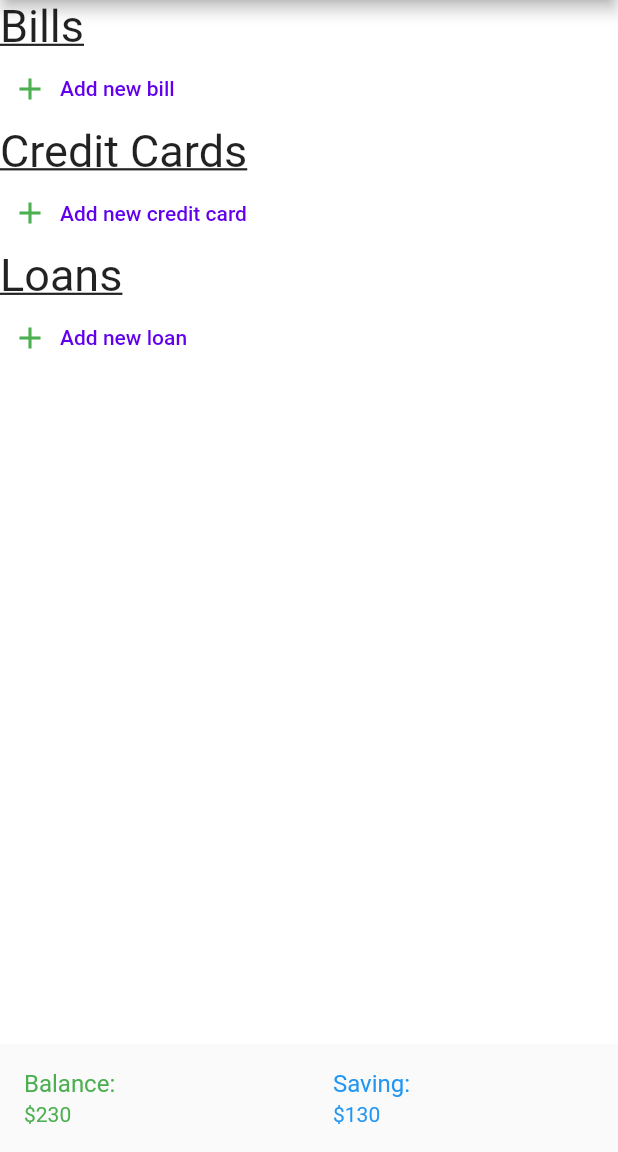
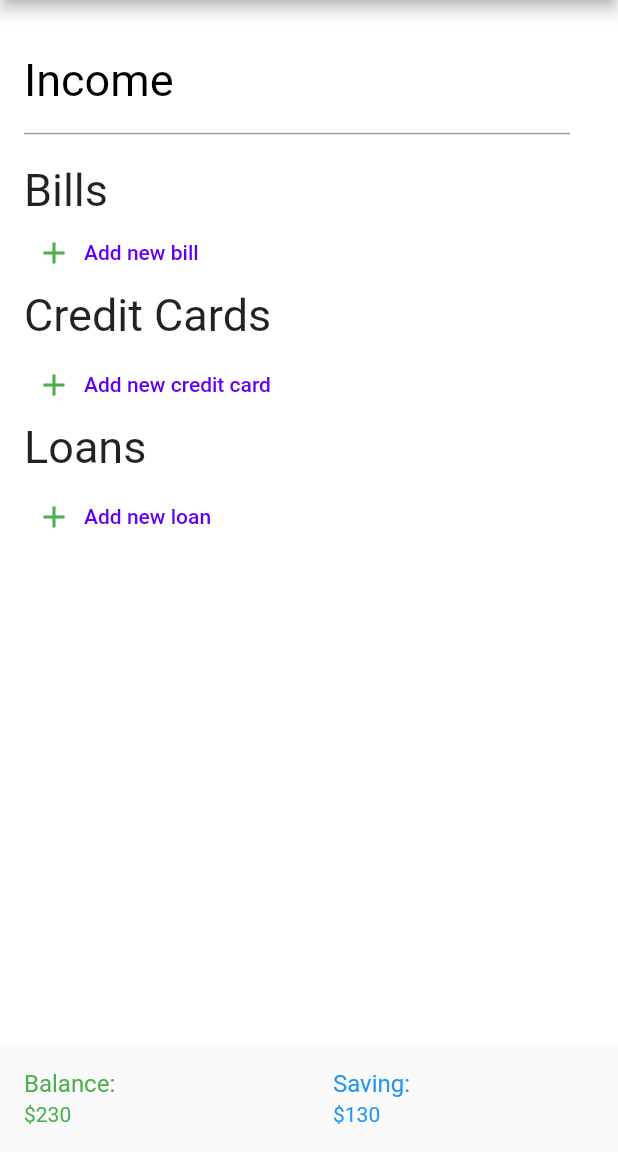
Before and after one commit to Scarlet-V/MyMoneyApp, a Flutter app: the screen it shows after launch, on a phone screen of 412 x 824 dp, the part 84-1236 px from its top. Run offline on Flutter 3.47's test engine with Material 2 defaults, Android fonts, the phone set to English and light mode, and no system bars; our stand-ins replace dropdown_formfield, image_picker, shared_preferences.

```diff
--- a/testing/lib/add_loan_page.dart
+++ b/testing/lib/add_loan_page.dart
@@ -9,6 +9,7 @@ import 'package:testing/models/load.dart';
 import 'package:testing/themes.dart';
 import 'package:shared_preferences/shared_preferences.dart';
 import 'package:testing/add_new_bill.dart';
+import 'package:flutter/services.dart';
 
 
 
@@ -26,6 +27,9 @@ class _AddNewLoanState extends State<AddNewLoan> {
   @override
   Widget build(BuildContext context) {
     return MaterialApp(
+      shortcuts: {
+        LogicalKeySet(LogicalKeyboardKey.space): ActivateIntent(),
+      },
       themeMode: ThemeMode.system,
       theme: MyThemes.lightTheme,
       darkTheme: MyThemes.darkTheme,
--- a/testing/lib/main.dart
+++ b/testing/lib/main.dart
@@ -1,5 +1,6 @@
 import 'dart:core';
 import 'package:flutter/material.dart';
+import 'package:flutter/services.dart';
 import 'package:testing/models/creditcard.dart';
 import 'package:testing/profile_page.dart';
 import 'package:testing/themes.dart';
@@ -43,6 +44,9 @@ class _HomePageState extends State<HomePage> {
   final List<Loan> loans = [];
   final List<Bill>  bills= [];
   final List<CreditCard> creditcards=[];
+  var _incomeAmountController = new TextEditingController();
+  //late var balance = 3500 - ${bill.monthlyPayment} - ${loan.monthlyPayment} - ${creditcard.monthlyPayment};
+
 
   void addNewLoad(Loan loan){
     setState(() {
@@ -63,22 +67,46 @@ class _HomePageState extends State<HomePage> {
   @override
   Widget build(BuildContext context) {
     return MaterialApp(
+      shortcuts: {
+        LogicalKeySet(LogicalKeyboardKey.space): ActivateIntent(),
+      },
       themeMode: ThemeMode.system,
       theme: MyThemes.lightTheme,
       darkTheme: MyThemes.darkTheme,
       color: Theme.of(context).primaryColor,
       home: Scaffold(
-        body: Column(
+      body: Container(
+      padding: EdgeInsets.only(left: 16, top: 20, right: 16),
+        child: Column(
           children:[
-            Align(
+            Container(
+              padding: EdgeInsets.only( bottom: 20, right: 16),
+                child: TextField(
+                decoration: InputDecoration(
+                    labelText: "Income",
+                    labelStyle: TextStyle(
+                        fontSize: 30,
+                        //fontWeight: FontWeight.w500,
+                        color: Colors.black
+                    )
+                ),
+                controller: _incomeAmountController,
+              ),
+            ),
+            Container(
+            //padding:
+            //    if(bill = null){
+             //       padding: EdgeInsets.only(bottom: 10)}
+             //   else{
+             //   padding: EdgeInsets.only(bottom: 0) },
+            child: Align(
               alignment: Alignment.topLeft,
               child: Text('Bills',
                   style: TextStyle(
                       fontSize: 30,
-                    decoration: TextDecoration.underline,
                 ),
           ),
-        ),
+        ),),
             for (final bill in bills)
               Align(
                 alignment: Alignment.topLeft,
@@ -90,6 +118,7 @@ class _HomePageState extends State<HomePage> {
                   ),
                 ),
               ),
+            // balance = income - ${bill.monthlyPayment} - ${loan.monthlyPayment} - ${creditcard.monthlyPayment}
             Align(
               alignment: Alignment.topLeft,
               child: TextButton.icon(
@@ -106,16 +135,16 @@ class _HomePageState extends State<HomePage> {
                   label: const Text('Add new bill')
               ),
             ),
-            Align(
+            Container(
+              padding: EdgeInsets.only(bottom: 5),
+            child: Align(
               alignment: Alignment.topLeft,
               child: Text('Credit Cards',
                 style: TextStyle(
                   fontSize: 30,
-                  //fontWeight: FontWeight.bold,
-                  decoration: TextDecoration.underline,
                 ),
               ),
-            ),
+            ),),
             for (final creditcard in creditcards)
               Align(
                 alignment: Alignment.topLeft,
@@ -143,15 +172,16 @@ class _HomePageState extends State<HomePage> {
                   label: const Text('Add new credit card')
               ),
             ),
-            Align(
+            Container(
+                padding: EdgeInsets.only(bottom: 5),
+                child: Align(
               alignment: Alignment.topLeft,
               child: Text('Loans',
                 style: TextStyle(
                   fontSize: 30,
-                  decoration: TextDecoration.underline,
                 ),
               ),
-            ),
+            ),),
 
             for (final loan in loans)
               Align(
@@ -185,6 +215,7 @@ class _HomePageState extends State<HomePage> {
             ),
             ],
           ),
+      ),
         appBar: AppBar(
           title: const Text('My Money'),
           actions: <Widget>[
@@ -197,7 +228,6 @@ class _HomePageState extends State<HomePage> {
                 // Navigate to the second screen using a named route.
                 Navigator.pushNamed(context, '/second');
               },
-
               // child: const Text('Launch screen'),
             ),
       ],
@@ -227,10 +257,3 @@ class _HomePageState extends State<HomePage> {
         );
   }
 }
-
-Widget buildInsertButton() => ElevatedButton(
-    child: Text('Add new loan',
-    style: TextStyle(fontSize: 20)
-    ),
-    onPressed: (){}
-);
--- a/testing/pubspec.yaml
+++ b/testing/pubspec.yaml
@@ -36,6 +36,7 @@ dependencies:
   cupertino_icons: ^1.0.2
   image_picker: ^0.8.4+4
   shared_preferences: ^2.0.12
+  dropdown_formfield: ^0.1.4
 
 
 dev_dependencies:
```
Also changed, not shown: testing/lib/profile_page.dart (+71 -23 lines), testing/pubspec.lock, 2 other files.
